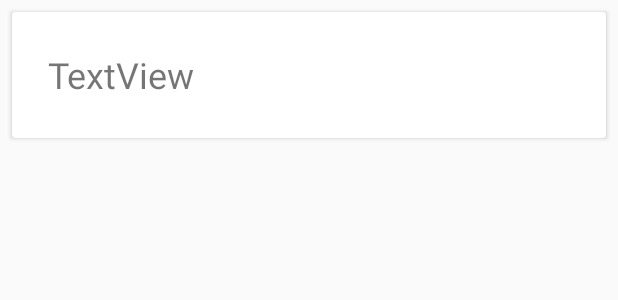
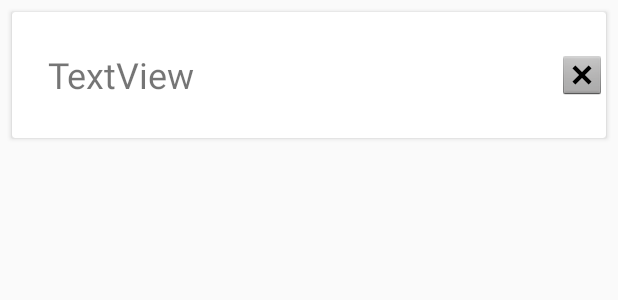
Before and after one commit to QC858020/androidTD, an Android app: the layout item_list_name.xml on its own in the app's theme, with its tools: preview values and no code run, on a phone screen of 412 x 824 dp. Shown: the top 300 px of the screen. Run offline under Robolectric (Android 15) with nearby library versions, the phone set to English and light mode, and no system bars.

Commit message:
Add a delete button

```diff
--- a/app/src/main/java/com/tp/tse/gpa/MainActivity.java
+++ b/app/src/main/java/com/tp/tse/gpa/MainActivity.java
@@ -72,4 +72,8 @@ public class MainActivity extends AppCompatActivity implements View.OnClickListe
     public void clickOnItem(String name){
         Toast.makeText(this,name,Toast.LENGTH_SHORT).show();
     }
+
+    public void clickOnCross(String name){
+        Toast.makeText(this, "Clic sur croix de l'item : "+name,Toast.LENGTH_SHORT).show();
+    }
 }
--- a/app/src/main/java/com/tp/tse/gpa/NameItemListener.java
+++ b/app/src/main/java/com/tp/tse/gpa/NameItemListener.java
@@ -2,4 +2,5 @@ package com.tp.tse.gpa;
 
 public interface NameItemListener {
     void clickOnItem(String name);
+    void clickOnCross(String name);
 }
--- a/app/src/main/res/layout/item_list_name.xml
+++ b/app/src/main/res/layout/item_list_name.xml
@@ -16,8 +16,10 @@
         android:layout_marginBottom="8dp"
         app:layout_constraintBottom_toBottomOf="parent"
         app:layout_constraintEnd_toEndOf="parent"
+        app:layout_constraintHorizontal_bias="1.0"
         app:layout_constraintStart_toStartOf="parent"
-        app:layout_constraintTop_toTopOf="parent">
+        app:layout_constraintTop_toTopOf="parent"
+        app:layout_constraintVertical_bias="1.0">
 
         <TextView
             android:id="@+id/Listitem_textView_name"
@@ -32,6 +34,16 @@
             app:layout_constraintBottom_toBottomOf="parent"
             app:layout_constraintStart_toStartOf="parent"
             app:layout_constraintTop_toTopOf="parent" />
+
+        <ImageView
+            android:id="@+id/item_view_image"
+            android:layout_width="wrap_content"
+            android:layout_height="wrap_content"
+            android:layout_gravity="right|center_vertical"
+            app:srcCompat="@android:drawable/btn_dialog"
+            tools:layout_editor_absoluteX="8dp"
+            tools:layout_editor_absoluteY="8dp" />
+
     </android.support.v7.widget.CardView>
 
 </android.support.constraint.ConstraintLayout>
```
Also changed, not shown: app/src/main/java/com/tp/tse/gpa/ListitemViewHolder.java (+9 -0 lines).
